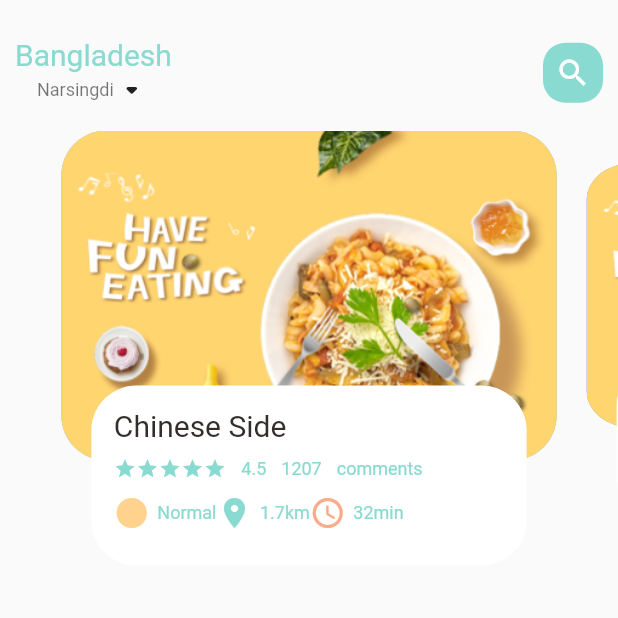
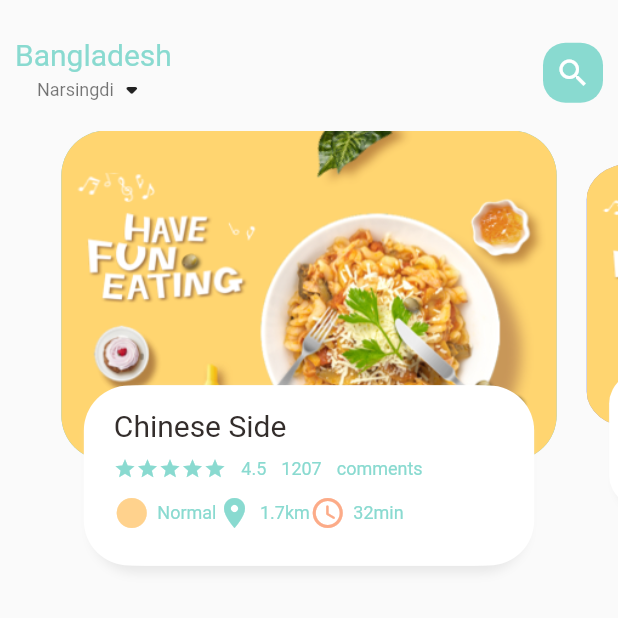
Before and after one commit to Kalam031/food_delivery, a Flutter app: the screen it shows after launch, on a phone screen of 412 x 824 dp, the top half of it. Run offline on Flutter 3.47's test engine with Material 2 defaults, Android fonts, the phone set to English and light mode, and no system bars.

```diff
--- a/lib/home/food_page_body.dart
+++ b/lib/home/food_page_body.dart
@@ -98,6 +98,21 @@ class _FoodPageBodyState extends State<FoodPageBody> {
               decoration: BoxDecoration(
                 borderRadius: BorderRadius.circular(30),
                 color: Colors.white,
+                boxShadow: [
+                  BoxShadow(
+                    color: Color(0xffe8e8e8),
+                    blurRadius: 5.0,
+                    offset: Offset(0, 5),
+                  ),
+                  BoxShadow(
+                    color: Colors.white,
+                    offset: Offset(-5, 0),
+                  ),
+                  BoxShadow(
+                    color: Colors.white,
+                    offset: Offset(5, 0),
+                  ),
+                ],
               ),
               child: Container(
                 padding: EdgeInsets.only(top: 15, left: 15, right: 15),
```
